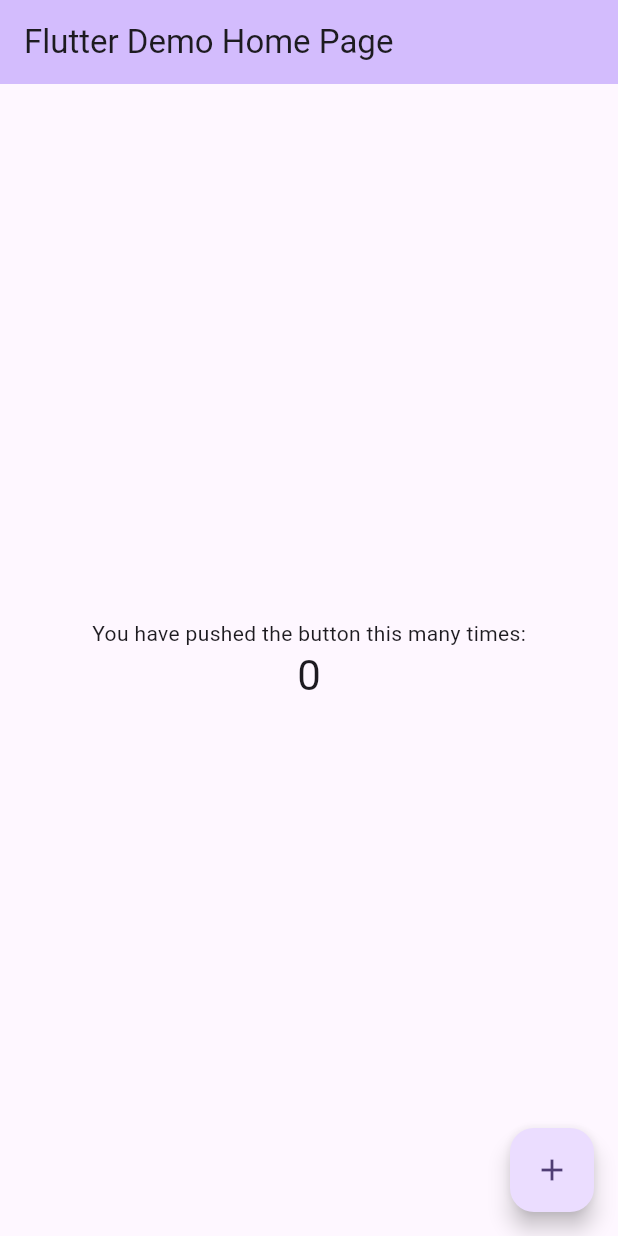
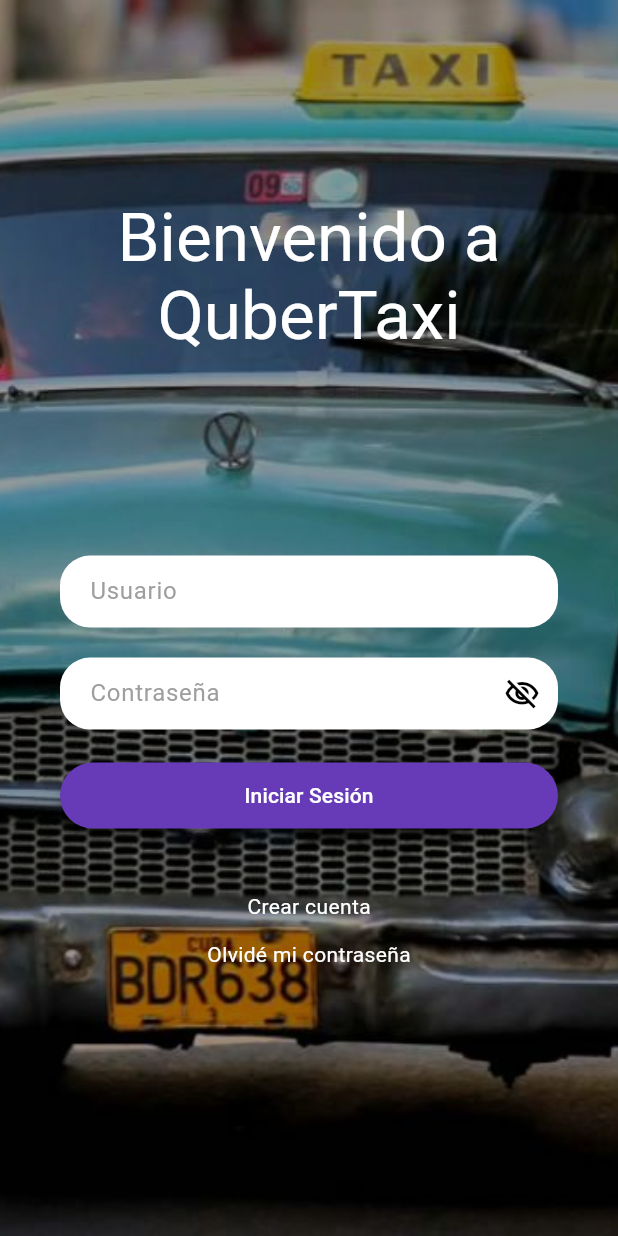
Before and after one commit to IrquenDev/quber-taxi-apps, a Flutter app: the screen it shows after launch, on a phone screen of 412 x 824 dp. Run offline on Flutter 3.47's test engine with Material 3 defaults, Android fonts, the phone set to English and light mode, and no system bars.

Commit message:
added login page and theme

````diff
--- /dev/null
+++ b/lib/common/pages/login.dart
@@ -0,0 +1,117 @@
+import 'package:flutter/material.dart';
+import 'package:quber_taxi/theme/colors.dart';
+
+class LoginPage extends StatefulWidget {
+  const LoginPage({super.key});
+
+  @override
+  State<LoginPage> createState() => _LoginPageState();
+}
+
+class _LoginPageState extends State<LoginPage> {
+
+  final _formKey = GlobalKey<FormState>();
+  final _userController = TextEditingController();
+  final _passwordController = TextEditingController();
+
+  var _obscureText = true;
+
+  @override
+  Widget build(BuildContext context) {
+    final customColors = Theme.of(context).extension<ColorExtension>()!;
+    return Material(
+      child: Stack(
+        children: [
+          // Background image
+          Positioned.fill(child: Image.asset("images/taxi.jpg", fit: BoxFit.fitHeight)),
+          // Opacity Mask
+          Positioned.fill(child: ColoredBox(color: customColors.darkestColor.withAlpha(100))),
+          // Main Content
+          Positioned.fill(
+              child: Column(
+                  mainAxisSize: MainAxisSize.min,
+                  mainAxisAlignment: MainAxisAlignment.center,
+                  children: [
+                    Spacer(flex: 3),
+                    // Text Header
+                    Text(
+                        "Bienvenido a QuberTaxi",
+                        textAlign: TextAlign.center,
+                        style: Theme.of(context).textTheme.displayMedium?.copyWith(color: customColors.lightestColor)
+                    ),
+                    Spacer(flex: 3),
+                    // Form
+                    Padding(
+                      padding: const EdgeInsets.symmetric(horizontal: 40.0),
+                      child: Form(
+                          key: _formKey,
+                          child: Column(
+                            spacing: 20.0,
+                            children: [
+                              TextFormField(
+                                controller: _userController,
+                                validator: (inputStr) {
+                                  if (inputStr == null || inputStr.isEmpty) {
+                                    return "Campo requerido";
+                                  } else {
+                                    return null;
+                                  }
+                                },
+                                decoration: InputDecoration(hintText: "Usuario"),
+                              ),
+                              ///TODO("yapmDev")
+                              /// To avoid re-render the entire ui, extract this widget as a single component.
+                              TextFormField(
+                                  controller: _passwordController,
+                                  obscureText: _obscureText,
+                                  decoration: InputDecoration(
+                                      hintText: "Contraseña",
+                                      suffixIcon: IconButton(
+                                        icon: Icon(_obscureText ? Icons.visibility_off_outlined : Icons.visibility_outlined),
+                                        onPressed: () => setState(() => _obscureText = !_obscureText),
+                                      )),
+                                  validator: (inputStr) {
+                                    if (inputStr!.isEmpty) {
+                                      return "Campo requerido";
+                                    } else if (inputStr.length < 6) {
+                                      return "Al menos seis caracteres";
+                                    } else {
+                                      return null;
+                                    }
+                                  }
+                              ),
+                              SizedBox(
+                                  width: double.infinity,
+                                  child: ElevatedButton(
+                                      onPressed: () {
+                                        if (_formKey.currentState!.validate()) {
+                                          FocusScope.of(context).unfocus();
+                                          // continue action from here ...
+                                        }
+                                      },
+                                      child: const Text("Iniciar Sesión"))
+                              ),
+                            ],
+                          )
+                      ),
+                    ),
+                    SizedBox(height: 40.0),
+                    // New Account
+                    Text(
+                        "Crear cuenta",
+                        style: Theme.of(context).textTheme.bodyMedium?.copyWith(color: customColors.lightestColor)),
+                    SizedBox(height: 12.0),
+                    // Forgot password
+                    Text(
+                        "Olvidé mi contraseña",
+                        style: Theme.of(context).textTheme.bodyMedium?.copyWith(color: customColors.lightestColor)
+                    ),
+                    Spacer(flex: 4)
+                  ]
+              )
+          )
+        ]
+      )
+    );
+  }
+}
--- a/lib/main.dart
+++ b/lib/main.dart
@@ -1,4 +1,6 @@
 import 'package:flutter/material.dart';
+import 'package:quber_taxi/common/pages/login.dart';
+import 'package:quber_taxi/theme/theme.dart';
 
 void main() {
   runApp(const MyApp());
@@ -7,119 +9,12 @@ void main() {
 class MyApp extends StatelessWidget {
   const MyApp({super.key});
 
-  // This widget is the root of your application.
   @override
   Widget build(BuildContext context) {
     return MaterialApp(
-      title: 'Flutter Demo',
-      theme: ThemeData(
-        // This is the theme of your application.
-        //
-        // TRY THIS: Try running your application with "flutter run". You'll see
-        // the application has a purple toolbar. Then, without quitting the app,
-        // try changing the seedColor in the colorScheme below to Colors.green
-        // and then invoke "hot reload" (save your changes or press the "hot
-        // reload" button in a Flutter-supported IDE, or press "r" if you used
-        // the command line to start the app).
-        //
-        // Notice that the counter didn't reset back to zero; the application
-        // state is not lost during the reload. To reset the state, use hot
-        // restart instead.
-        //
-        // This works for code too, not just values: Most code changes can be
-        // tested with just a hot reload.
-        colorScheme: ColorScheme.fromSeed(seedColor: Colors.deepPurple),
-        useMaterial3: true,
-      ),
-      home: const MyHomePage(title: 'Flutter Demo Home Page'),
+        debugShowCheckedModeBanner: false,
+        theme: appTheme,
+        home: const LoginPage()
     );
   }
 }
-
-class MyHomePage extends StatefulWidget {
-  const MyHomePage({super.key, required this.title});
-
-  // This widget is the home page of your application. It is stateful, meaning
-  // that it has a State object (defined below) that contains fields that affect
-  // how it looks.
-
-  // This class is the configuration for the state. It holds the values (in this
-  // case the title) provided by the parent (in this case the App widget) and
-  // used by the build method of the State. Fields in a Widget subclass are
-  // always marked "final".
-
-  final String title;
-
-  @override
-  State<MyHomePage> createState() => _MyHomePageState();
-}
-
-class _MyHomePageState extends State<MyHomePage> {
-  int _counter = 0;
-
-  void _incrementCounter() {
-    setState(() {
-      // This call to setState tells the Flutter framework that something has
-      // changed in this State, which causes it to rerun the build method below
-      // so that the display can reflect the updated values. If we changed
-      // _counter without calling setState(), then the build method would not be
-      // called again, and so nothing would appear to happen.
-      _counter++;
-    });
-  }
-
-  @override
-  Widget build(BuildContext context) {
-    // This method is rerun every time setState is called, for instance as done
-    // by the _incrementCounter method above.
-    //
-    // The Flutter framework has been optimized to make rerunning build methods
-    // fast, so that you can just rebuild anything that needs updating rather
-    // than having to individually change instances of widgets.
-    return Scaffold(
-      appBar: AppBar(
-        // TRY THIS: Try changing the color here to a specific color (to
-        // Colors.amber, perhaps?) and trigger a hot reload to see the AppBar
-        // change color while the other colors stay the same.
-        backgroundColor: Theme.of(context).colorScheme.inversePrimary,
-        // Here we take the value from the MyHomePage object that was created by
-        // the App.build method, and use it to set our appbar title.
-        title: Text(widget.title),
-      ),
-      body: Center(
-        // Center is a layout widget. It takes a single child and positions it
-        // in the middle of the parent.
-        child: Column(
-          // Column is also a layout widget. It takes a list of children and
-          // arranges them vertically. By default, it sizes itself to fit its
-          // children horizontally, and tries to be as tall as its parent.
-          //
-          // Column has various properties to control how it sizes itself and
-          // how it positions its children. Here we use mainAxisAlignment to
-          // center the children vertically; the main axis here is the vertical
-          // axis because Columns are vertical (the cross axis would be
-          // horizontal).
-          //
-          // TRY THIS: Invoke "debug painting" (choose the "Toggle Debug Paint"
-          // action in the IDE, or press "p" in the console), to see the
-          // wireframe for each widget.
-          mainAxisAlignment: MainAxisAlignment.center,
-          children: <Widget>[
-            const Text(
-              'You have pushed the button this many times:',
-            ),
-            Text(
-              '$_counter',
-              style: Theme.of(context).textTheme.headlineMedium,
-            ),
-          ],
-        ),
-      ),
-      floatingActionButton: FloatingActionButton(
-        onPressed: _incrementCounter,
-        tooltip: 'Increment',
-        child: const Icon(Icons.add),
-      ), // This trailing comma makes auto-formatting nicer for build methods.
-    );
-  }
-}
--- /dev/null
+++ b/lib/theme/colors.dart
@@ -0,0 +1,78 @@
+import 'package:flutter/material.dart';
+
+/// A custom [ThemeExtension] that centralizes commonly used custom colors.
+///
+/// This extension helps ensure color consistency across the app by avoiding
+/// hardcoded color values and encouraging adherence to the design system.
+///
+/// ### Typical Use Cases:
+/// - Define and access brand or theme-specific colors.
+/// - Easily switch between color themes (e.g., light/dark/custom).
+/// - Improve readability and maintainability of color usage.
+///
+/// ### Usage
+///
+/// ```dart
+/// final colors = Theme.of(context).extension<ColorExtension>()!;
+///
+/// Container(
+///   color: colors.lightestColor,
+///   child: Text(
+///     'Hello',
+///     style: TextStyle(color: colors.darkestColor),
+///   ),
+/// )
+/// ```
+///
+/// ### Benefits:
+/// - Centralizes color definitions.
+/// - Enables smooth interpolation when switching themes.
+/// - Reduces the need for scattered color constants.
+///
+/// ### Extending This Class:
+/// You can add other color roles or semantic tokens as needed, such as:
+/// - `successColor`
+/// - `warningColor`
+///
+/// Be sure to update `copyWith` and `lerp` when new fields are added.
+@immutable
+class ColorExtension extends ThemeExtension<ColorExtension> {
+  /// The lightest shade used, often for backgrounds or highlights.
+  final Color lightestColor;
+
+  /// The darkest shade used, suitable for text or contrast elements.
+  final Color darkestColor;
+
+  /// A neutral tone used for borders, dividers, or muted backgrounds.
+  final Color neutralColor;
+
+  /// {@macro color_extension}
+  const ColorExtension({
+    required this.lightestColor,
+    required this.darkestColor,
+    required this.neutralColor,
+  });
+
+  @override
+  ColorExtension copyWith({
+    Color? lightestColor,
+    Color? darkestColor,
+    Color? neutralColor,
+  }) {
+    return ColorExtension(
+      lightestColor: lightestColor ?? this.lightestColor,
+      darkestColor: darkestColor ?? this.darkestColor,
+      neutralColor: neutralColor ?? this.neutralColor,
+    );
+  }
+
+  @override
+  ColorExtension lerp(ThemeExtension<ColorExtension>? other, double t) {
+    if (other is! ColorExtension) return this;
+    return ColorExtension(
+      lightestColor: Color.lerp(lightestColor, other.lightestColor, t)!,
+      darkestColor: Color.lerp(darkestColor, other.darkestColor, t)!,
+      neutralColor: Color.lerp(neutralColor, other.neutralColor, t)!,
+    );
+  }
+}
--- /dev/null
+++ b/lib/theme/theme.dart
@@ -0,0 +1,94 @@
+import 'package:flutter/material.dart';
+import 'package:quber_taxi/theme/colors.dart';
+import 'package:quber_taxi/theme/dimensions.dart';
+
+// ---- Colors ----
+
+// The app primary color, most commonly used color to to emphasize components.
+// Available in Theme.of(context).colorScheme.primaryColor.
+// @Temporal
+const _primaryColor = Colors.deepPurple;
+
+// The neutral app color to use in disabled (or unselected if applies)
+// Available in Theme.of(context).extension<ColorExtension>()!.neutralColor
+const _neutralColor = Colors.grey;
+
+// The lightest app color.
+// Available in Theme.of(context).extension<ColorExtension>()!.lightestColor.
+const _lightestColor = Colors.white;
+
+// The darkest app color.
+// Available in Theme.of(context).extension<ColorExtension>()!.darkestColor.
+const _darkestColor = Colors.black;
+
+// The default icon color around the app. Available in Theme.of(context).iconTheme.color.
+final _defaultIconColor = _darkestColor.withAlpha(175);
+
+// ---- Dimensions ----
+
+// The default border ratio of all components to which it applies.
+// Available in Theme.of(context).extension<DimensionExtension>()!.borderRadius.
+const _defaultBorderRadius = 20.0;
+
+// The default border ratio of all components to which it applies.
+// Available in Theme.of(context).extension<DimensionExtension>()!.elevation.
+const _defaultElevation = 4.0;
+
+// The default border ratio of all components to which it applies.
+// Available in Theme.of(context).extension<DimensionExtension>()!.contentPadding.
+const _defaultContentPadding = EdgeInsets.symmetric(horizontal: 16.0, vertical: 12.0);
+
+// The default size for any icon.
+// Available in Theme.of(context).iconTheme.size.
+const _defaultIconSize = 28.0;
+
+/// The app theme itself. Only `light mode` will be available for now.
+final appTheme = ThemeData(
+
+  brightness: Brightness.light,
+
+  colorScheme: ColorScheme.light(
+    primary: _primaryColor
+  ),
+
+  iconTheme: IconThemeData(
+    color: _defaultIconColor,
+    size: _defaultIconSize
+  ),
+
+  inputDecorationTheme: InputDecorationTheme(
+      filled: true,
+      fillColor: _lightestColor,
+      contentPadding: _defaultContentPadding,
+      border: OutlineInputBorder(
+        borderRadius: BorderRadius.circular(_defaultBorderRadius),
+        borderSide: BorderSide.none,
+      ),
+      hintStyle: TextStyle(color: _neutralColor)
+  ),
+
+  elevatedButtonTheme: ElevatedButtonThemeData(
+      style: OutlinedButton.styleFrom(
+        backgroundColor: _primaryColor,
+        foregroundColor: _lightestColor,
+        padding: _defaultContentPadding,
+        side: BorderSide.none,
+        elevation: _defaultElevation
+      )
+  ),
+
+  // Custom theme extension.
+  // Available in ... final appTheme = Theme.of(context).extension<SomeXExtension>()!;
+  extensions: <ThemeExtension<dynamic>>[
+    const ColorExtension(
+        lightestColor: _lightestColor,
+        darkestColor: _darkestColor,
+        neutralColor: _neutralColor
+    ),
+    const DimensionExtension(
+        borderRadius: BorderRadius.all(Radius.circular(_defaultBorderRadius)),
+        elevation: _defaultElevation,
+        contentPadding: _defaultContentPadding
+    )
+  ]
+);
````
Also changed, not shown: lib/theme/dimensions.dart (added, +84 -0 lines), pubspec.yaml (+3 -4 lines), images/taxi.jpg (added).
